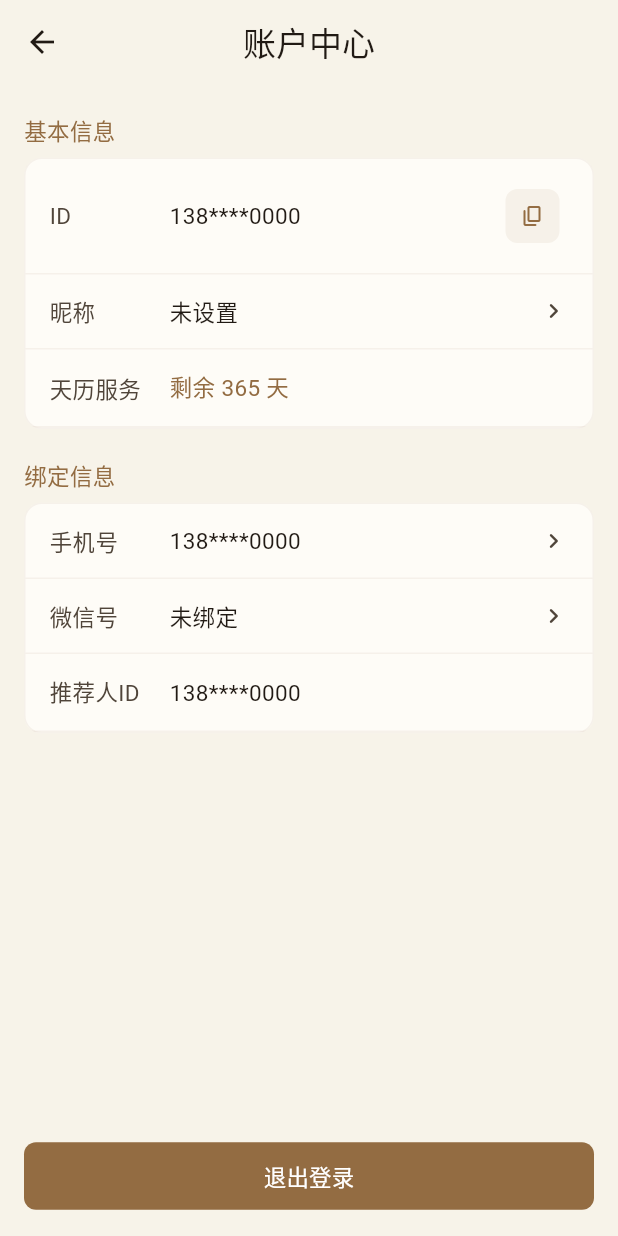
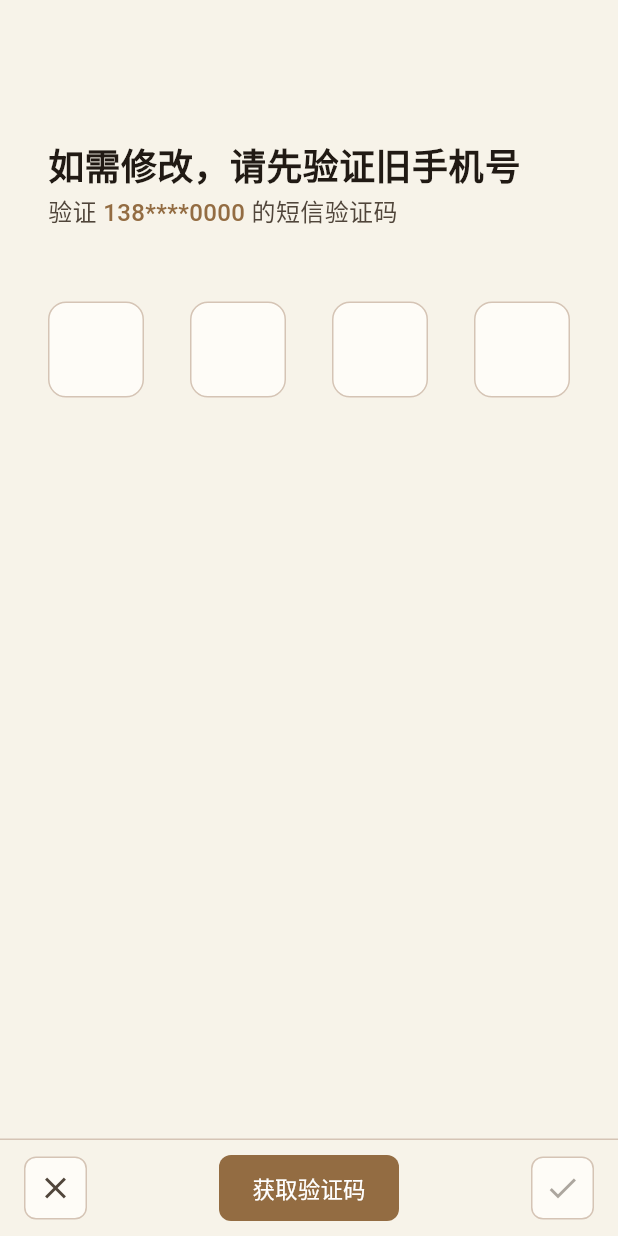
Before and after one commit to maxrisk/shao_calendar, a Flutter app: the AccountPage screen opened directly, after a tap on "手机号", on a phone screen of 412 x 824 dp. Run offline on Flutter 3.47's test engine with Material 3 defaults, Android fonts, the phone set to English and light mode, and no system bars; our stand-ins replace qr_flutter, table_calendar; missing offline and left inert: lunar, mobile_scanner.

Commit message:
新增绑定新手机号

```diff
--- a/lib/pages/profile/account_page.dart
+++ b/lib/pages/profile/account_page.dart
@@ -2,6 +2,7 @@ import 'package:flutter/material.dart';
 import 'package:flutter/services.dart';
 import 'edit_nickname_page.dart';
 import '../../widgets/dialogs/index.dart';
+import 'change_phone_page.dart';
 
 /// 账户中心页面
 class AccountPage extends StatefulWidget {
@@ -142,7 +143,14 @@ class _AccountPageState extends State<AccountPage> {
                           color: colorScheme.onSurfaceVariant,
                         ),
                         onTap: () {
-                          // TODO: 跳转到手机号绑定页面
+                          Navigator.push(
+                            context,
+                            MaterialPageRoute(
+                              builder: (context) => const ChangePhonePage(
+                                phone: '138****0000',
+                              ),
+                            ),
+                          );
                         },
                       ),
                       _buildInfoItem(
--- /dev/null
+++ b/lib/pages/profile/change_phone_page.dart
@@ -0,0 +1,49 @@
+import 'package:flutter/material.dart';
+import '../../widgets/verify_code_input.dart';
+import 'bind_new_phone_page.dart';
+
+/// 修改手机号页面
+class ChangePhonePage extends StatelessWidget {
+  /// 创建修改手机号页面
+  const ChangePhonePage({
+    super.key,
+    required this.phone,
+  });
+
+  /// 当前手机号
+  final String phone;
+
+  @override
+  Widget build(BuildContext context) {
+    final colorScheme = Theme.of(context).colorScheme;
+
+    return VerifyCodeInput(
+      title: '如需修改，请先验证旧手机号',
+      subtitle: TextSpan(
+        text: '验证 ',
+        children: [
+          TextSpan(
+            text: phone,
+            style: TextStyle(
+              color: colorScheme.primary,
+              fontWeight: FontWeight.w500,
+            ),
+          ),
+          const TextSpan(
+            text: ' 的短信验证码',
+          ),
+        ],
+      ),
+      onSubmit: (code) {
+        // 验证成功后跳转到绑定新手机号页面
+        Navigator.pushReplacement(
+          context,
+          MaterialPageRoute(
+            builder: (context) => const BindNewPhonePage(),
+          ),
+        );
+      },
+      onCancel: () => Navigator.pop(context),
+    );
+  }
+}
--- /dev/null
+++ b/lib/widgets/verify_code_input.dart
@@ -0,0 +1,319 @@
+import 'dart:async';
+import 'package:flutter/material.dart';
+import 'package:flutter/services.dart';
+import 'rounded_icon_button.dart';
+
+/// 验证码输入组件
+class VerifyCodeInput extends StatefulWidget {
+  /// 创建验证码输入组件
+  const VerifyCodeInput({
+    super.key,
+    required this.title,
+    required this.subtitle,
+    this.customContent,
+    this.showVerifyCodeInput = true,
+    this.showVerifyCodeButton = true,
+    this.submitEnabled = false,
+    this.onSubmit,
+    this.onCancel,
+  });
+
+  /// 标题
+  final String title;
+
+  /// 副标题
+  final InlineSpan subtitle;
+
+  /// 自定义内容
+  final Widget? customContent;
+
+  /// 是否显示验证码输入框
+  final bool showVerifyCodeInput;
+
+  /// 是否显示获取验证码按钮
+  final bool showVerifyCodeButton;
+
+  /// 提交按钮是否启用
+  final bool submitEnabled;
+
+  /// 提交回调
+  final ValueChanged<String>? onSubmit;
+
+  /// 取消回调
+  final VoidCallback? onCancel;
+
+  @override
+  State<VerifyCodeInput> createState() => _VerifyCodeInputState();
+}
+
+class _VerifyCodeInputState extends State<VerifyCodeInput> {
+  final _focusNode = FocusNode();
+  final _controller = TextEditingController();
+  bool _isValid = false;
+  int _countdown = 0;
+  Timer? _timer;
+
+  @override
+  void initState() {
+    super.initState();
+    WidgetsBinding.instance.addPostFrameCallback((_) {
+      // _focusNode.requestFocus();
+    });
+  }
+
+  @override
+  void dispose() {
+    _focusNode.dispose();
+    _controller.dispose();
+    _timer?.cancel();
+    super.dispose();
+  }
+
+  void _startCountdown() {
+    _countdown = 60;
+    _timer?.cancel();
+    _timer = Timer.periodic(const Duration(seconds: 1), (timer) {
+      setState(() {
+        if (_countdown > 0) {
+          _countdown--;
+        } else {
+          timer.cancel();
+        }
+      });
+    });
+  }
+
+  void _handleResend() {
+    if (_countdown == 0) {
+      // TODO: 处理重新发送验证码
+      _startCountdown();
+    }
+  }
+
+  void _handleSubmit() {
+    if (widget.showVerifyCodeInput) {
+      if (_isValid) {
+        widget.onSubmit?.call(_controller.text);
+      }
+    } else {
+      widget.onSubmit?.call(''); // 当不显示验证码输入框时，直接调用回调
+    }
+  }
+
+  void _onChanged(String value) {
+    setState(() {
+      _isValid = value.length == 4;
+    });
+  }
+
+  @override
+  Widget build(BuildContext context) {
+    final colorScheme = Theme.of(context).colorScheme;
+
+    return AnnotatedRegion<SystemUiOverlayStyle>(
+      value: SystemUiOverlayStyle(
+        statusBarColor: Colors.transparent,
+        statusBarBrightness: Theme.of(context).brightness == Brightness.dark
+            ? Brightness.dark
+            : Brightness.light,
+        statusBarIconBrightness: Theme.of(context).brightness == Brightness.dark
+            ? Brightness.light
+            : Brightness.dark,
+      ),
+      child: GestureDetector(
+        onTap: () => _focusNode.unfocus(),
+        child: Scaffold(
+          backgroundColor: colorScheme.surface,
+          body: Stack(
+            children: [
+              Column(
+                children: [
+                  Expanded(
+                    child: SingleChildScrollView(
+                      padding: const EdgeInsets.all(32.0),
+                      child: Column(
+                        crossAxisAlignment: CrossAxisAlignment.start,
+                        children: [
+                          const SizedBox(height: 60),
+                          Text.rich(
+                            TextSpan(
+                              text: '${widget.title}\n',
+                              style: TextStyle(
+                                fontSize: 24,
+                                fontWeight: FontWeight.bold,
+                                color: colorScheme.onSurface,
+                                height: 1.5,
+                              ),
+                              children: [
+                                TextSpan(
+                                  style: TextStyle(
+                                    fontSize: 16,
+                                    fontWeight: FontWeight.normal,
+                                    color: colorScheme.onSurfaceVariant,
+                                  ),
+                                  children: [widget.subtitle],
+                                ),
+                              ],
+                            ),
+                          ),
+                          const SizedBox(height: 32),
+                          if (widget.customContent != null)
+                            widget.customContent!
+                          else if (widget.showVerifyCodeInput)
+                            GestureDetector(
+                              onTap: () => _focusNode.requestFocus(),
+                              child: Container(
+                                margin: const EdgeInsets.only(top: 16),
+                                child: Row(
+                                  mainAxisAlignment:
+                                      MainAxisAlignment.spaceBetween,
+                                  children: List.generate(4, (index) {
+                                    final text = _controller.text;
+                                    final char =
+                                        text.length > index ? text[index] : '';
+                                    return Container(
+                                      width: 64,
+                                      height: 64,
+                                      alignment: Alignment.center,
+                                      decoration: BoxDecoration(
+                                        color: Theme.of(context).cardColor,
+                                        borderRadius: BorderRadius.circular(12),
+                                        border: Border.all(
+                                          color: colorScheme.outlineVariant,
+                                        ),
+                                      ),
+                                      child: Text(
+                                        char,
+                                        style: TextStyle(
+                                          fontSize: 24,
+                                          fontWeight: FontWeight.bold,
+                                          color: colorScheme.onSurface,
+                                        ),
+                                      ),
+                                    );
+                                  }),
+                                ),
+                              ),
+                            ),
+                        ],
+                      ),
+                    ),
+                  ),
+                  Container(
+                    decoration: BoxDecoration(
+                      color: colorScheme.surface,
+                      border: Border(
+                        top: BorderSide(
+                          color: colorScheme.outlineVariant,
+                        ),
+                      ),
+                    ),
+                    child: SafeArea(
+                      top: false,
+                      child: Padding(
+                        padding: const EdgeInsets.symmetric(
+                          horizontal: 16,
+                          vertical: 8,
+                        ),
+                        child: Row(
+                          children: [
+                            RoundedIconButton(
+                              icon: Icon(
+                                Icons.close,
+                                color: colorScheme.onSurfaceVariant,
+                              ),
+                              onPressed: widget.onCancel,
+                            ),
+                            const Spacer(),
+                            if (widget.showVerifyCodeButton &&
+                                widget.showVerifyCodeInput)
+                              _countdown > 0
+                                  ? TextButton(
+                                      onPressed: null,
+                                      style: TextButton.styleFrom(
+                                        minimumSize: const Size(120, 44),
+                                        padding: const EdgeInsets.symmetric(
+                                            horizontal: 16),
+                                        shape: RoundedRectangleBorder(
+                                          borderRadius:
+                                              BorderRadius.circular(8),
+                                          side: BorderSide(
+                                            color: colorScheme.outlineVariant,
+                                          ),
+                                        ),
+                                      ),
+                                      child: Text(
+                                        '重新获取($_countdown秒)',
+                                        style: TextStyle(
+                                          fontSize: 14,
+                                          color: colorScheme.onSurfaceVariant,
+                                        ),
+                                      ),
+                                    )
+                                  : MaterialButton(
+                                      onPressed: _handleResend,
+                                      color: colorScheme.primary,
+                                      minWidth: 120,
+                                      height: 44,
+                                      elevation: 0,
+                                      shape: RoundedRectangleBorder(
+                                        borderRadius: BorderRadius.circular(8),
+                                      ),
+                                      child: Text(
+                                        '获取验证码',
+                                        style: TextStyle(
+                                          fontSize: 15,
+                                          color: colorScheme.onPrimary,
+                                        ),
+                                      ),
+                                    ),
+                            if (widget.showVerifyCodeButton) const Spacer(),
+                            RoundedIconButton(
+                              icon: Icon(
+                                Icons.check,
+                                color: (widget.showVerifyCodeInput
+                                        ? _isValid
+                                        : widget.submitEnabled)
+                                    ? colorScheme.primary
+                                    : colorScheme.onSurfaceVariant
+                                        .withAlpha(120),
+                              ),
+                              onPressed: (widget.showVerifyCodeInput
+                                      ? _isValid
+                                      : widget.submitEnabled)
+                                  ? _handleSubmit
+                                  : null,
+                            ),
+                          ],
+                        ),
+                      ),
+                    ),
+                  ),
+                ],
+              ),
+              // 隐藏的输入框
+              Positioned(
+                left: 0,
+                right: 0,
+                bottom: -200,
+                child: TextField(
+                  controller: _controller,
+                  focusNode: _focusNode,
+                  keyboardType: TextInputType.number,
+                  maxLength: 4,
+                  decoration: const InputDecoration(
+                    counterText: '',
+                  ),
+                  onChanged: _onChanged,
+                  inputFormatters: [
+                    FilteringTextInputFormatter.digitsOnly,
+                  ],
+                ),
+              ),
+            ],
+          ),
+        ),
+      ),
+    );
+  }
+}
```
Also changed, not shown: lib/pages/profile/bind_new_phone_page.dart (added, +132 -0 lines).
